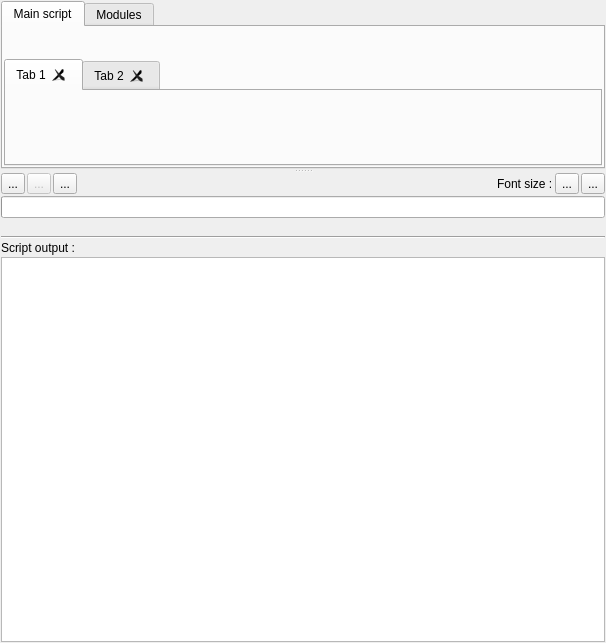
This is plugins/view/pythonscriptview/PythonScriptViewWidget.ui in jalamao/tulip-1 as Qt 5 draws it before an edit. The edited form follows.
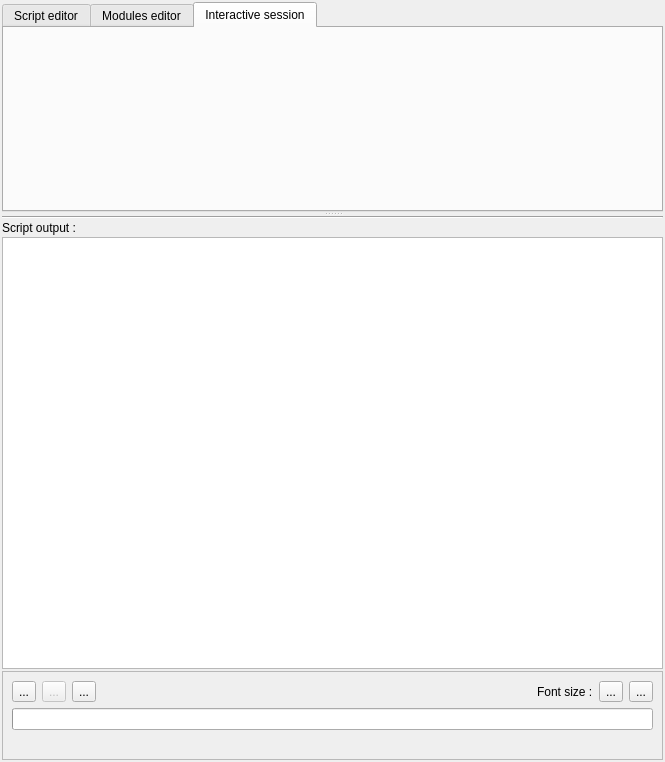
This is the edited form. The open tabs and pages were chosen to show the change. Icons and pictures are not drawn. Custom widgets are drawn as their Qt base class.

Commit message: - add an interactive Python console to the Python script view (accessible through a new tab in the gui) - interactive mode allow dynamic auto completion through object introspection, a delight to play with the bindings and learn Python API - slightly modify the graphical interface

```diff
--- a/plugins/view/pythonscriptview/PythonScriptViewWidget.ui
+++ b/plugins/view/pythonscriptview/PythonScriptViewWidget.ui
@@ -6,8 +6,8 @@
    <rect>
     <x>0</x>
     <y>0</y>
-    <width>606</width>
-    <height>643</height>
+    <width>665</width>
+    <height>762</height>
    </rect>
   </property>
   <property name="sizePolicy">
@@ -19,12 +19,12 @@
   <property name="windowTitle">
    <string>Form</string>
   </property>
-  <layout class="QVBoxLayout" name="verticalLayout_3">
+  <layout class="QVBoxLayout" name="verticalLayout_6">
    <property name="spacing">
-    <number>1</number>
+    <number>2</number>
    </property>
    <property name="margin">
-    <number>1</number>
+    <number>2</number>
    </property>
    <item>
     <widget class="QSplitter" name="splitter">
@@ -52,7 +52,7 @@
       </property>
       <widget class="QWidget" name="tab">
        <attribute name="title">
-        <string>Main script</string>
+        <string>Script editor</string>
        </attribute>
        <layout class="QVBoxLayout" name="verticalLayout">
         <property name="spacing">
@@ -101,7 +101,7 @@
       </widget>
       <widget class="QWidget" name="tab_2">
        <attribute name="title">
-        <string>Modules</string>
+        <string>Modules editor</string>
        </attribute>
        <layout class="QVBoxLayout" name="verticalLayout_4">
         <property name="spacing">
@@ -148,6 +148,16 @@
         </item>
        </layout>
       </widget>
+      <widget class="QWidget" name="tab_7">
+       <attribute name="title">
+        <string>Interactive session</string>
+       </attribute>
+       <layout class="QVBoxLayout" name="verticalLayout_5">
+        <item>
+         <widget class="PythonShellWidget" name="pythonShellWidget" native="true"/>
+        </item>
+       </layout>
+      </widget>
      </widget>
      <widget class="QWidget" name="layoutWidget">
       <layout class="QVBoxLayout" name="verticalLayout_2">
@@ -155,6 +165,46 @@
         <number>2</number>
        </property>
        <item>
+        <widget class="Line" name="line">
+         <property name="orientation">
+          <enum>Qt::Horizontal</enum>
+         </property>
+        </widget>
+       </item>
+       <item>
+        <widget class="QLabel" name="label">
+         <property name="text">
+          <string>Script output :</string>
+         </property>
+        </widget>
+       </item>
+       <item>
+        <widget class="QPlainTextEdit" name="consoleOutputWidget">
+         <property name="sizePolicy">
+          <sizepolicy hsizetype="Expanding" vsizetype="Expanding">
+           <horstretch>0</horstretch>
+           <verstretch>0</verstretch>
+          </sizepolicy>
+         </property>
+         <property name="readOnly">
+          <bool>true</bool>
+         </property>
+        </widget>
+       </item>
+      </layout>
+     </widget>
+    </widget>
+   </item>
+   <item>
+    <widget class="QFrame" name="frame">
+     <property name="frameShape">
+      <enum>QFrame::StyledPanel</enum>
+     </property>
+     <property name="frameShadow">
+      <enum>QFrame::Raised</enum>
+     </property>
+     <layout class="QVBoxLayout" name="verticalLayout_3">
+      <item>
         <layout class="QHBoxLayout" name="horizontalLayout_2">
          <item>
           <widget class="QToolButton" name="runScriptButton">
@@ -271,39 +321,19 @@
          </property>
         </widget>
        </item>
-       <item>
-        <widget class="Line" name="line">
-         <property name="orientation">
-          <enum>Qt::Horizontal</enum>
-         </property>
-        </widget>
-       </item>
-       <item>
-        <widget class="QLabel" name="label">
-         <property name="text">
-          <string>Script output :</string>
-         </property>
-        </widget>
-       </item>
-       <item>
-        <widget class="QPlainTextEdit" name="consoleOutputWidget">
-         <property name="sizePolicy">
-          <sizepolicy hsizetype="Expanding" vsizetype="Expanding">
-           <horstretch>0</horstretch>
-           <verstretch>0</verstretch>
-          </sizepolicy>
-         </property>
-         <property name="readOnly">
-          <bool>true</bool>
-         </property>
-        </widget>
-       </item>
-      </layout>
-     </widget>
-    </widget>
+     </layout>
+    </widget>
    </item>
   </layout>
  </widget>
+ <customwidgets>
+  <customwidget>
+   <class>PythonShellWidget</class>
+   <extends>QWidget</extends>
+   <header>PythonShellWidget.h</header>
+   <container>1</container>
+  </customwidget>
+ </customwidgets>
  <resources>
   <include location="PythonScriptViewResource.qrc"/>
  </resources>
```
Lines whose indentation alone changed are shown as unchanged. The commit also changes 12 other files.
